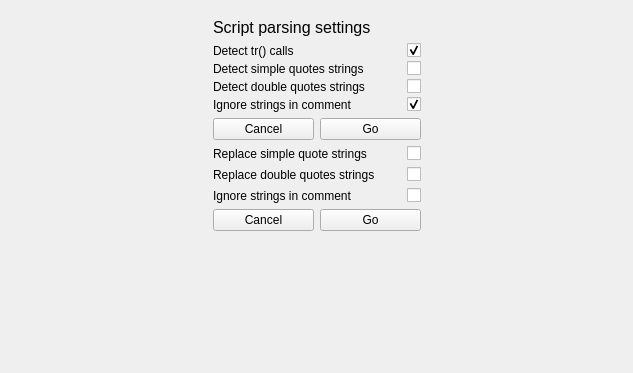
The window that src/scriptParseWidget.ui (RxLaboratory/DuTF) describes before a commit, drawn with Qt 5.
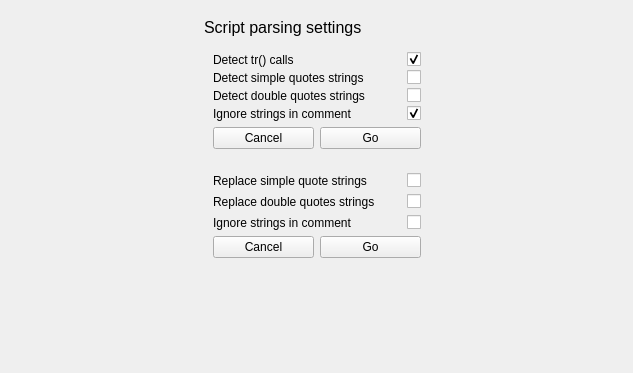
The same window after the commit. Icons and pictures are not drawn.

Commit message: Fix missing widget

Patch:
```diff
--- a/src/scriptParseWidget.ui
+++ b/src/scriptParseWidget.ui
@@ -76,6 +76,10 @@
            </widget>
           </item>
           <item>
+           <widget class="QWidget" name="importWidget" native="true">
+            <property name="enabled">
+             <bool>true</bool>
+            </property>
            <layout class="QVBoxLayout" name="importLayout">
             <item>
              <layout class="QFormLayout" name="importFormLayout">
@@ -194,8 +198,10 @@
              </layout>
             </item>
            </layout>
+           </widget>
           </item>
           <item>
+           <widget class="QWidget" name="exportWidget" native="true">
            <layout class="QVBoxLayout" name="exportLayout">
             <item>
              <layout class="QFormLayout" name="exportFormLayout">
@@ -285,6 +291,7 @@
              </layout>
             </item>
            </layout>
+           </widget>
           </item>
           <item>
            <spacer name="verticalSpacer_9">
```
Lines whose indentation alone changed are shown as unchanged.
